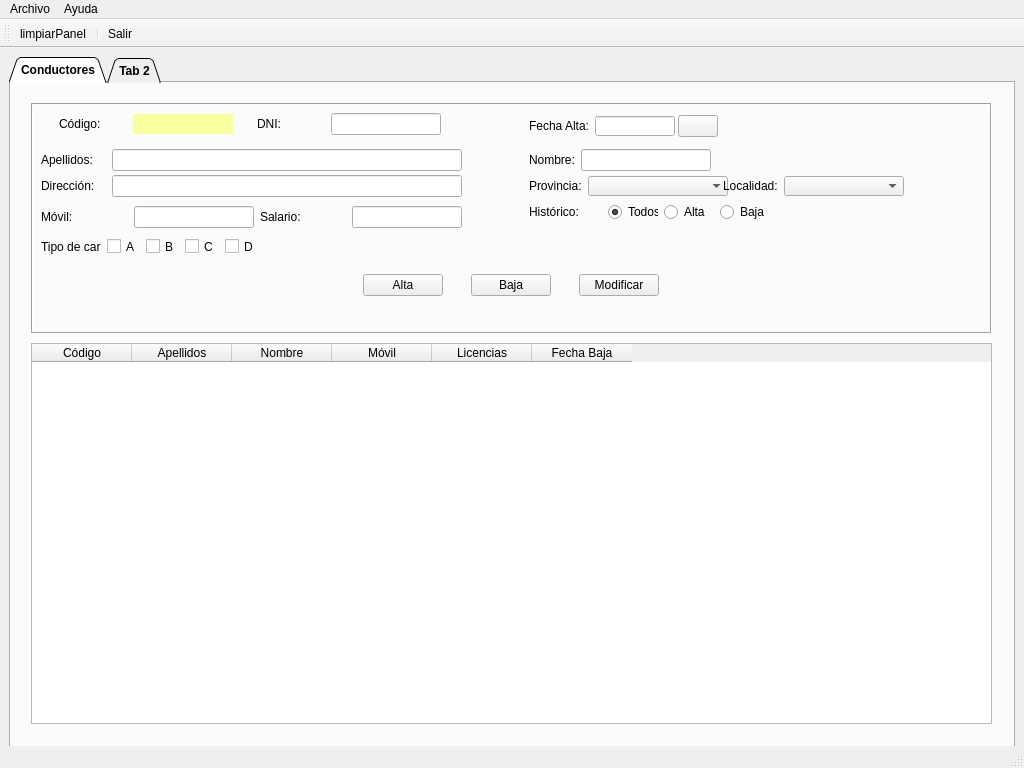
Old version of the form templates/MainWindow.ui in the repository braisd11/CarTeis.
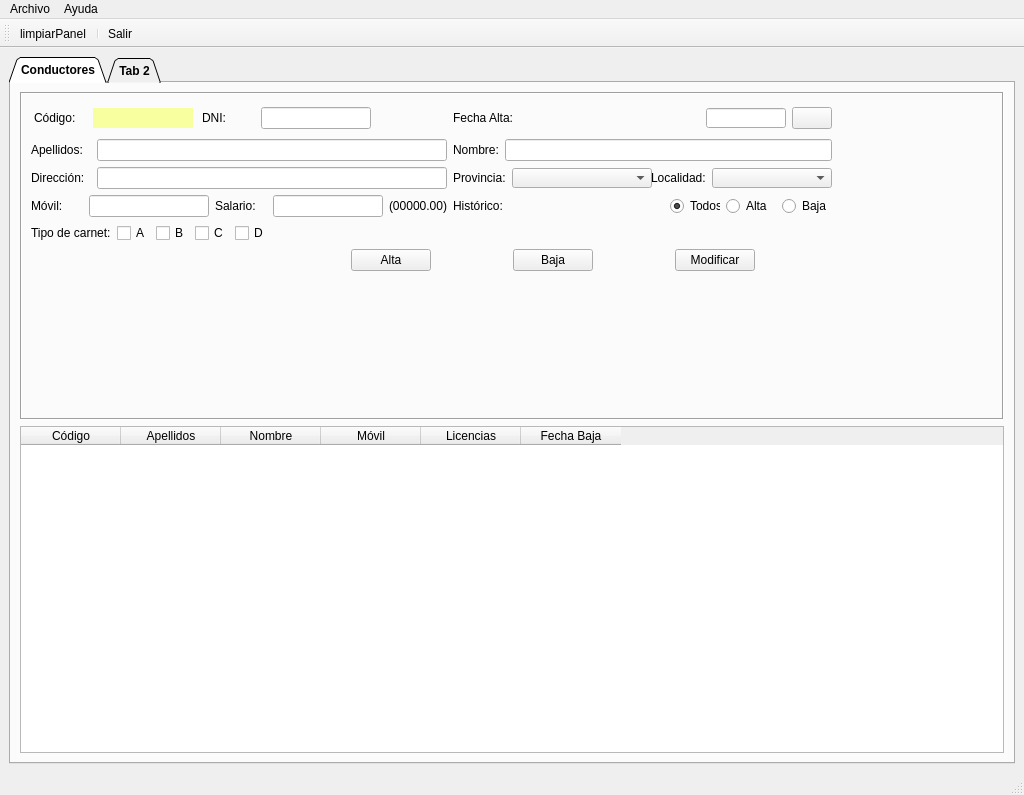
New version of the form. Icons and pictures are not drawn.

Diff of the .ui file:
```diff
--- a/templates/MainWindow.ui
+++ b/templates/MainWindow.ui
@@ -7,11 +7,11 @@
     <x>0</x>
     <y>0</y>
     <width>1024</width>
-    <height>768</height>
+    <height>795</height>
    </rect>
   </property>
   <property name="sizePolicy">
-   <sizepolicy hsizetype="Fixed" vsizetype="Fixed">
+   <sizepolicy hsizetype="Expanding" vsizetype="Expanding">
     <horstretch>0</horstretch>
     <verstretch>0</verstretch>
    </sizepolicy>
@@ -24,8 +24,8 @@
   </property>
   <property name="maximumSize">
    <size>
-    <width>1024</width>
-    <height>768</height>
+    <width>16777215</width>
+    <height>16777215</height>
    </size>
   </property>
   <property name="windowTitle">
@@ -77,14 +77,14 @@
        <attribute name="title">
         <string>Conductores</string>
        </attribute>
+       <layout class="QGridLayout" name="gridLayout_2">
+        <item row="0" column="0">
        <widget class="QFrame" name="frame">
-        <property name="geometry">
-         <rect>
-          <x>20</x>
-          <y>20</y>
-          <width>961</width>
-          <height>231</height>
-         </rect>
+          <property name="sizePolicy">
+           <sizepolicy hsizetype="Expanding" vsizetype="Expanding">
+            <horstretch>0</horstretch>
+            <verstretch>0</verstretch>
+           </sizepolicy>
         </property>
         <property name="frameShape">
          <enum>QFrame::Box</enum>
@@ -92,55 +92,17 @@
         <property name="frameShadow">
          <enum>QFrame::Sunken</enum>
         </property>
-        <widget class="QLabel" name="lblValidarDNI">
+          <widget class="QWidget" name="">
          <property name="geometry">
           <rect>
-           <x>430</x>
-           <y>0</y>
-           <width>60</width>
-           <height>30</height>
-          </rect>
-         </property>
-         <property name="sizePolicy">
-          <sizepolicy hsizetype="Fixed" vsizetype="Fixed">
-           <horstretch>60</horstretch>
-           <verstretch>30</verstretch>
-          </sizepolicy>
-         </property>
-         <property name="minimumSize">
-          <size>
-           <width>60</width>
-           <height>30</height>
-          </size>
-         </property>
-         <property name="maximumSize">
-          <size>
-           <width>60</width>
-           <height>30</height>
-          </size>
-         </property>
-         <property name="font">
-          <font>
-           <family>MV Boli</family>
-           <pointsize>14</pointsize>
-          </font>
-         </property>
-         <property name="text">
-          <string/>
-         </property>
-         <property name="alignment">
-          <set>Qt::AlignLeading|Qt::AlignLeft|Qt::AlignVCenter</set>
-         </property>
-        </widget>
-        <widget class="QWidget" name="layoutWidget">
-         <property name="geometry">
-          <rect>
-           <x>10</x>
-           <y>10</y>
-           <width>421</width>
-           <height>22</height>
-          </rect>
-         </property>
+             <x>11</x>
+             <y>11</y>
+             <width>801</width>
+             <height>174</height>
+            </rect>
+           </property>
+           <layout class="QGridLayout" name="gridLayout_3">
+            <item row="0" column="0" colspan="2">
          <layout class="QHBoxLayout" name="horizontalLayout_9">
           <item>
            <widget class="QLabel" name="lblCodigo">
@@ -236,17 +198,43 @@
             </property>
            </widget>
           </item>
-         </layout>
-        </widget>
-        <widget class="QWidget" name="layoutWidget">
-         <property name="geometry">
-          <rect>
-           <x>498</x>
-           <y>10</y>
-           <width>189</width>
-           <height>26</height>
-          </rect>
-         </property>
+              <item>
+               <widget class="QLabel" name="lblValidarDNI">
+                <property name="sizePolicy">
+                 <sizepolicy hsizetype="Fixed" vsizetype="Fixed">
+                  <horstretch>60</horstretch>
+                  <verstretch>30</verstretch>
+                 </sizepolicy>
+                </property>
+                <property name="minimumSize">
+                 <size>
+                  <width>60</width>
+                  <height>30</height>
+                 </size>
+                </property>
+                <property name="maximumSize">
+                 <size>
+                  <width>60</width>
+                  <height>30</height>
+                 </size>
+                </property>
+                <property name="font">
+                 <font>
+                  <family>MV Boli</family>
+                  <pointsize>14</pointsize>
+                 </font>
+                </property>
+                <property name="text">
+                 <string/>
+                </property>
+                <property name="alignment">
+                 <set>Qt::AlignLeading|Qt::AlignLeft|Qt::AlignVCenter</set>
+                </property>
+               </widget>
+              </item>
+             </layout>
+            </item>
+            <item row="0" column="2">
          <layout class="QHBoxLayout" name="horizontalLayout_3">
           <item>
            <widget class="QLabel" name="lblFechaAlta">
@@ -302,16 +290,8 @@
            </widget>
           </item>
          </layout>
-        </widget>
-        <widget class="QWidget" name="layoutWidget">
-         <property name="geometry">
-          <rect>
-           <x>10</x>
-           <y>46</y>
-           <width>421</width>
-           <height>22</height>
-          </rect>
-         </property>
+            </item>
+            <item row="1" column="0" colspan="2">
          <layout class="QHBoxLayout" name="horizontalLayout_8">
           <item>
            <widget class="QLabel" name="lblApel">
@@ -343,16 +323,8 @@
            </widget>
           </item>
          </layout>
-        </widget>
-        <widget class="QWidget" name="layoutWidget">
-         <property name="geometry">
-          <rect>
-           <x>498</x>
-           <y>46</y>
-           <width>182</width>
-           <height>22</height>
-          </rect>
-         </property>
+            </item>
+            <item row="1" column="2">
          <layout class="QHBoxLayout" name="horizontalLayout_4">
           <item>
            <widget class="QLabel" name="lblNombre">
@@ -365,16 +337,8 @@
            <widget class="QLineEdit" name="txtNombre"/>
           </item>
          </layout>
-        </widget>
-        <widget class="QWidget" name="layoutWidget">
-         <property name="geometry">
-          <rect>
-           <x>10</x>
-           <y>72</y>
-           <width>421</width>
-           <height>22</height>
-          </rect>
-         </property>
+            </item>
+            <item row="2" column="0" colspan="2">
          <layout class="QHBoxLayout" name="horizontalLayout_7">
           <item>
            <widget class="QLabel" name="lblDirDriver">
@@ -400,16 +364,8 @@
            </widget>
           </item>
          </layout>
-        </widget>
-        <widget class="QWidget" name="layoutWidget">
-         <property name="geometry">
-          <rect>
-           <x>498</x>
-           <y>72</y>
-           <width>375</width>
-           <height>22</height>
-          </rect>
-         </property>
+            </item>
+            <item row="2" column="2">
          <layout class="QHBoxLayout" name="horizontalLayout_5">
           <item>
            <widget class="QLabel" name="lblProv">
@@ -470,16 +426,8 @@
            </widget>
           </item>
          </layout>
-        </widget>
-        <widget class="QWidget" name="layoutWidget">
-         <property name="geometry">
-          <rect>
-           <x>10</x>
-           <y>98</y>
-           <width>421</width>
-           <height>32</height>
-          </rect>
-         </property>
+            </item>
+            <item row="3" column="0" colspan="2">
          <layout class="QHBoxLayout" name="horizontalLayout_6">
           <item>
            <widget class="QLabel" name="lblMovilDriver">
@@ -539,17 +487,16 @@
             </property>
            </widget>
           </item>
-         </layout>
-        </widget>
-        <widget class="QWidget" name="layoutWidget">
-         <property name="geometry">
-          <rect>
-           <x>498</x>
-           <y>98</y>
-           <width>241</width>
-           <height>22</height>
-          </rect>
-         </property>
+              <item>
+               <widget class="QLabel" name="labelFormato">
+                <property name="text">
+                 <string>(00000.00)</string>
+                </property>
+               </widget>
+              </item>
+             </layout>
+            </item>
+            <item row="3" column="2">
          <layout class="QHBoxLayout" name="horizontalLayout">
           <item>
            <widget class="QLabel" name="lblHistorico">
@@ -631,16 +578,8 @@
            </widget>
           </item>
          </layout>
-        </widget>
-        <widget class="QWidget" name="layoutWidget">
-         <property name="geometry">
-          <rect>
-           <x>10</x>
-           <y>134</y>
-           <width>218</width>
-           <height>19</height>
-          </rect>
-         </property>
+            </item>
+            <item row="4" column="0">
          <layout class="QHBoxLayout" name="horizontalLayout_2">
           <item>
            <widget class="QLabel" name="labeltipocarnet">
@@ -678,16 +617,8 @@
            </widget>
           </item>
          </layout>
-        </widget>
-        <widget class="QWidget" name="layoutWidget">
-         <property name="geometry">
-          <rect>
-           <x>310</x>
-           <y>170</y>
-           <width>341</width>
-           <height>25</height>
-          </rect>
-         </property>
+            </item>
+            <item row="5" column="1" colspan="2">
          <layout class="QHBoxLayout" name="horizontalLayout_10">
           <item>
            <widget class="QPushButton" name="btnAltaDriver">
@@ -747,17 +678,13 @@
            </widget>
           </item>
          </layout>
-        </widget>
-       </widget>
+            </item>
+           </layout>
+          </widget>
+         </widget>
+        </item>
+        <item row="1" column="0">
        <widget class="QTableWidget" name="tabDrivers">
-        <property name="geometry">
-         <rect>
-          <x>20</x>
-          <y>260</y>
-          <width>961</width>
-          <height>381</height>
-         </rect>
-        </property>
         <property name="alternatingRowColors">
          <bool>true</bool>
         </property>
@@ -798,6 +725,8 @@
          </property>
         </column>
        </widget>
+        </item>
+       </layout>
       </widget>
       <widget class="QWidget" name="tab_2">
        <property name="sizePolicy">
```
Left out of the diff: 16 changed lines with no effect on the pictures. Lines whose indentation alone changed are shown as unchanged.
